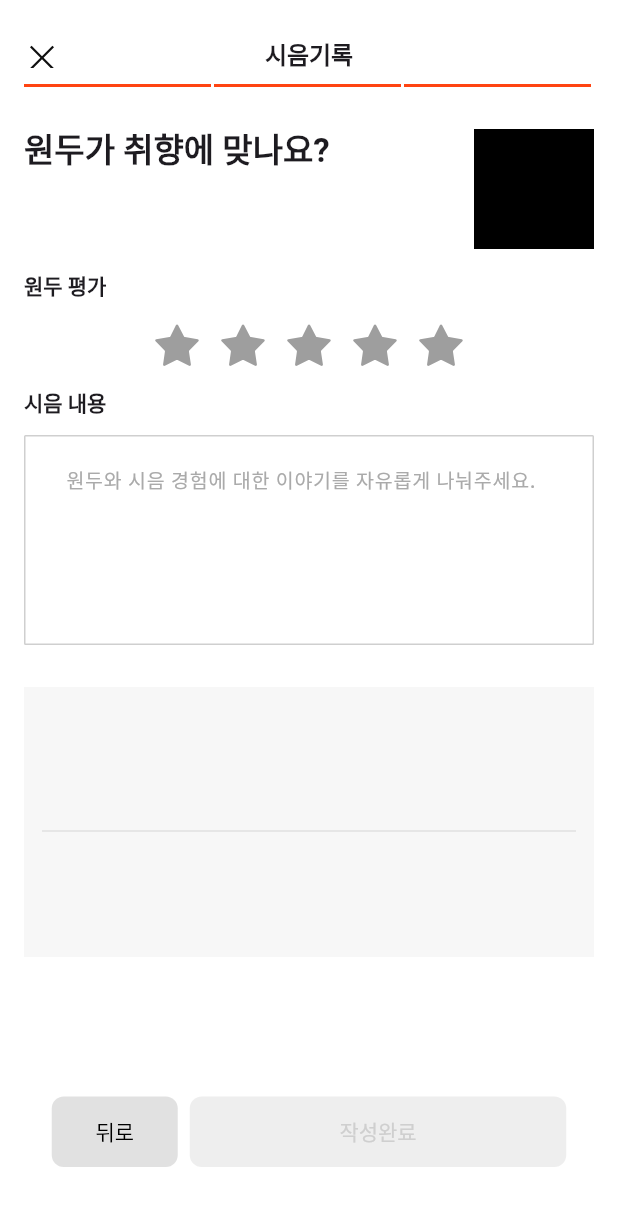
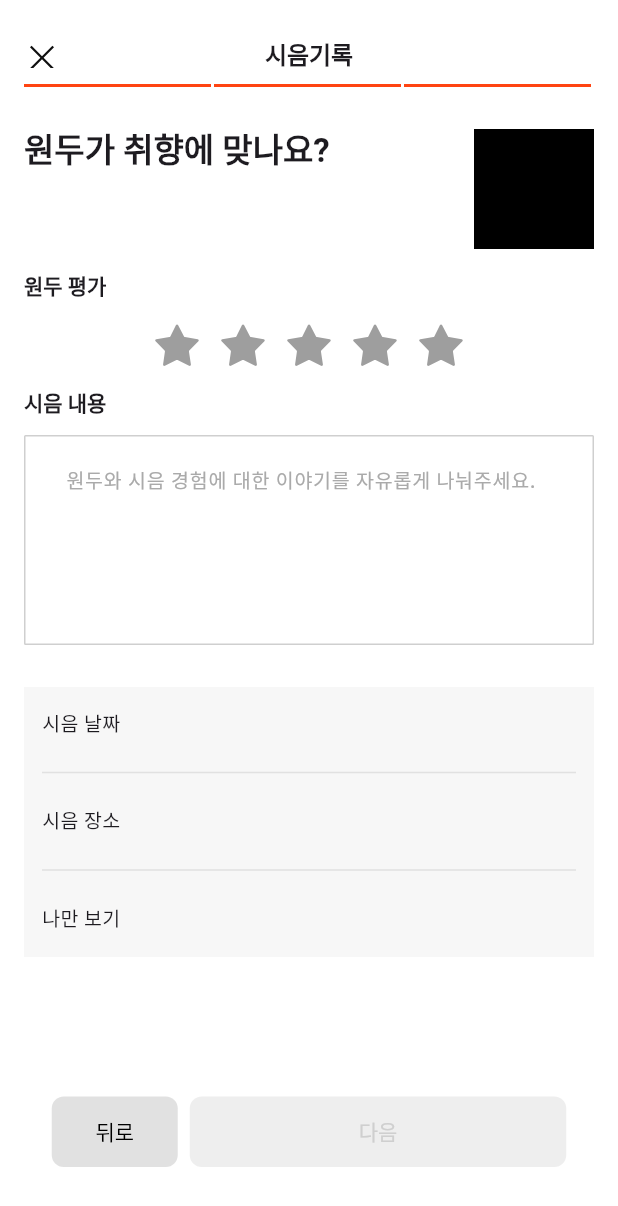
Before and after one commit to Team-BrewBuds/FE_REPO, a Flutter app: the TastingRecordThirdStepPage widget shown alone on an empty page, opened directly, on a phone screen of 412 x 824 dp. Shown: the top 1206 px of the screen. Run offline on Flutter 3.47's test engine with Material 3 defaults, Android fonts, the phone set to English and light mode, and no system bars; our stand-ins replace camera, carousel_slider, dio, firebase_core, flutter_dotenv, flutter_native_splash and 13 more; missing offline and left inert: debounce_throttle, flutter_naver_login, kakao_flutter_sdk_user, photo_manager, syncfusion_flutter_core; accounts and stored records are empty; generated files the repository leaves out were written again; Roboto replaces fonts that are missing (Pretendard); project files that could hold a hidden picture were left out.

Commit message:
커피노트 시음기록_3단계_v1

```diff
--- a/lib/coffeeNote/pages/tasting_record_third_step_page.dart
+++ b/lib/coffeeNote/pages/tasting_record_third_step_page.dart
@@ -20,7 +20,6 @@ class _TastingRecordThirdStepPageState extends State<TastingRecordThirdStepPage>
   final _formKey = GlobalKey<FormState>();
   TextEditingController _textEditingController = TextEditingController();
   List<String> title = ['시음 날짜', '시음 장소', '나만 보기'];
-
 
   Widget _wdgtDate(){
     return Container();
@@ -115,18 +114,22 @@ class _TastingRecordThirdStepPageState extends State<TastingRecordThirdStepPage>
     return Container(
       height: 180, // 전체 컨테이너 높이
       color: ColorStyles.gray10, // 배경색 설정
-      child:
-
-
-      ListView.separated(
+      child: ListView.separated(
         physics: NeverScrollableScrollPhysics(), // 스크롤 비활성화
         itemCount: title.length, // 아이템 개수 설정
         itemBuilder: (context, index) {
           return Container(
             padding: const EdgeInsets.symmetric(horizontal: 12, vertical: 16),
-            child: ListTile(
-
-            )
+            child: Row(
+              mainAxisAlignment: MainAxisAlignment.start,
+              crossAxisAlignment: CrossAxisAlignment.center,
+              children: [
+                Text(
+                  title[index],
+                  style: TextStyles.labelSmallMedium,
+                ),
+              ],
+            ),
           );
         },
         separatorBuilder: (context, index) {
@@ -179,7 +182,7 @@ class _TastingRecordThirdStepPageState extends State<TastingRecordThirdStepPage>
           ),
           ButtonFactory.buildRoundedButton(
             onTapped: onNext,
-            text: '작성완료',
+            text: '다음',
             style: RoundedButtonStyle.fill(
                 size: RoundedButtonSize.large,
                 color: isSatisfyRequirements
```
